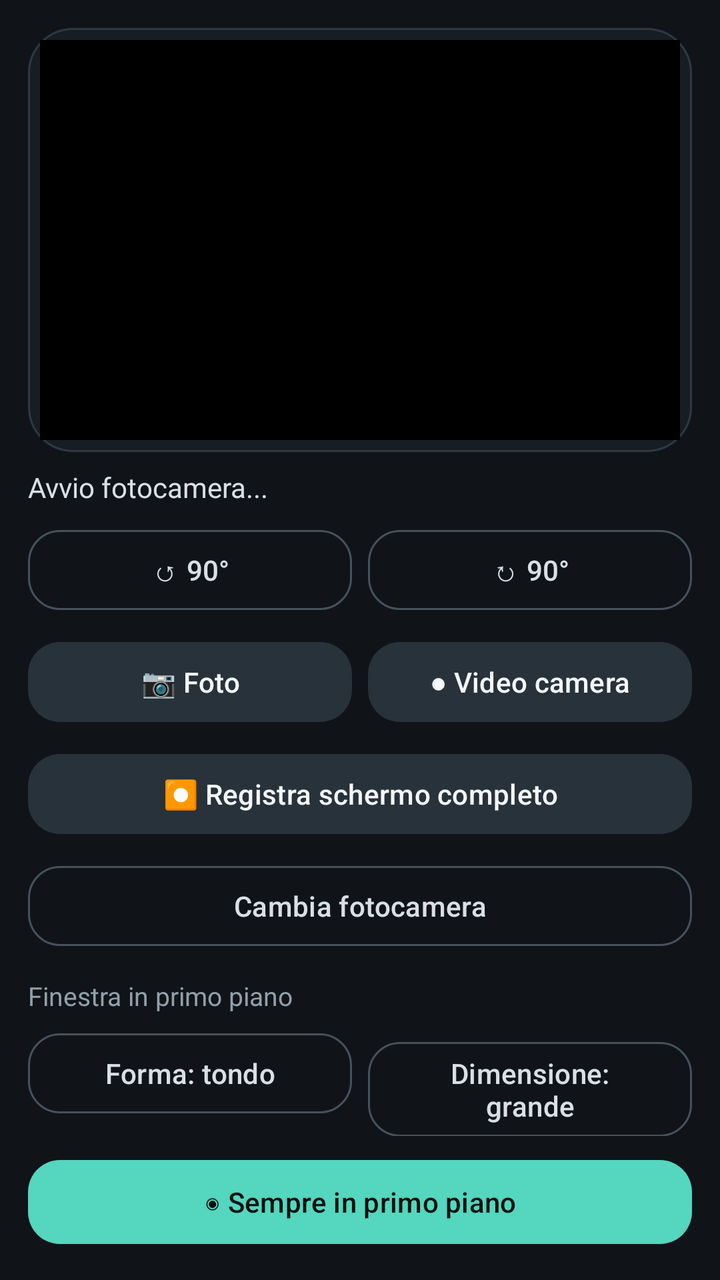
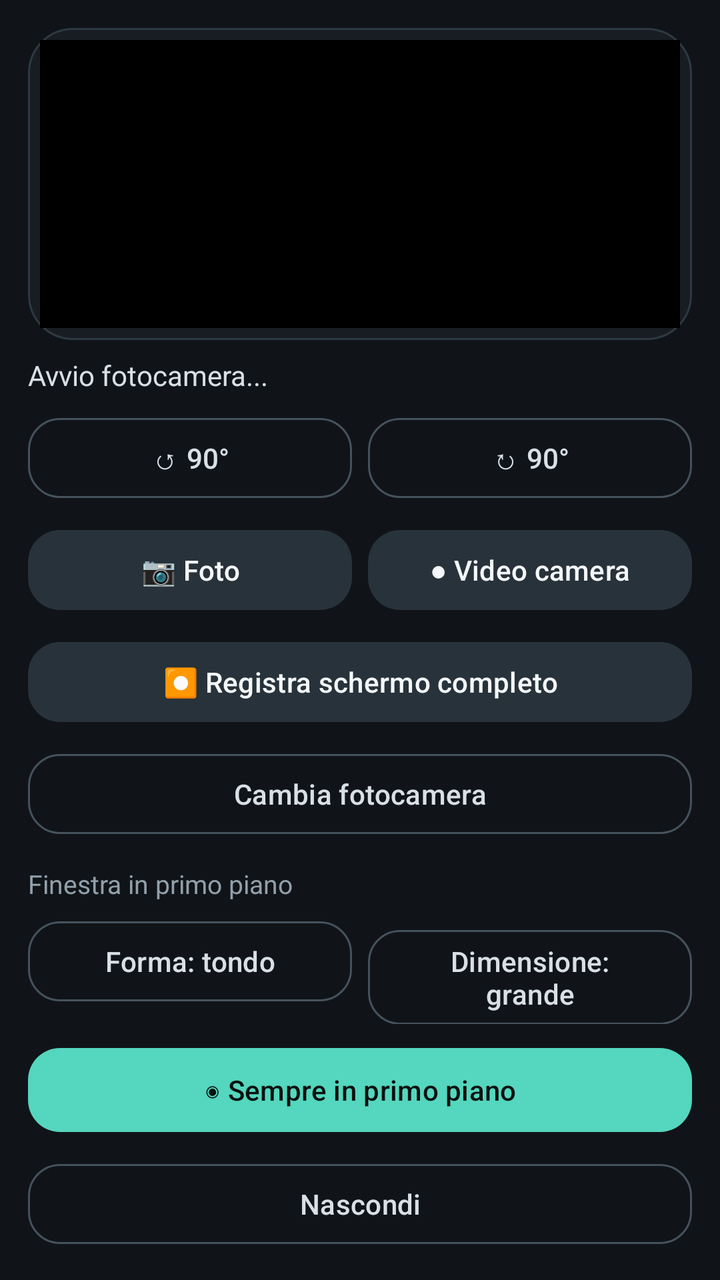

The first picture is an Android layout as it rendered before a commit; the second is the same layout after the commit. The layout source and the unified diff follow.
<!-- AndroidManifest.xml: application theme Theme.CorrectedCamera -->
<!-- res/layout/activity_main.xml -->
<?xml version="1.0" encoding="utf-8"?>
<LinearLayout xmlns:android="http://schemas.android.com/apk/res/android"
    android:id="@+id/rootContainer"
    android:layout_width="match_parent"
    android:layout_height="match_parent"
    android:orientation="vertical"
    android:background="#101418"
    android:padding="14dp">

    <FrameLayout
        android:id="@+id/previewFrame"
        android:layout_width="match_parent"
        android:layout_height="0dp"
        android:layout_weight="1"
        android:background="@drawable/panel_preview"
        android:padding="6dp">

        <ImageView
            android:id="@+id/processedImageView"
            android:layout_width="match_parent"
            android:layout_height="match_parent"
            android:background="#000000"
            android:scaleType="centerCrop"
            android:contentDescription="Anteprima fotocamera corretta"/>
    </FrameLayout>

    <TextView
        android:id="@+id/statusText"
        android:layout_width="match_parent"
        android:layout_height="wrap_content"
        android:text="Avvio fotocamera..."
        android:textColor="#D8E0E6"
        android:textSize="14sp"
        android:paddingTop="8dp"
        android:paddingBottom="8dp"/>

    <LinearLayout
        android:id="@+id/controlsContainer"
        android:layout_width="match_parent"
        android:layout_height="wrap_content"
        android:orientation="vertical">

        <LinearLayout
            android:layout_width="match_parent"
            android:layout_height="wrap_content"
            android:orientation="horizontal">
            <Button
                android:id="@+id/rotateLeftButton"
                style="@style/CorrectedCameraButton.Secondary"
                android:layout_width="0dp"
                android:layout_height="wrap_content"
                android:layout_weight="1"
                android:text="↺ 90°"/>
            <Space android:layout_width="8dp" android:layout_height="1dp"/>
            <Button
                android:id="@+id/rotateRightButton"
                style="@style/CorrectedCameraButton.Secondary"
                android:layout_width="0dp"
                android:layout_height="wrap_content"
                android:layout_weight="1"
                android:text="↻ 90°"/>
        </LinearLayout>

        <LinearLayout
            android:layout_width="match_parent"
            android:layout_height="wrap_content"
            android:layout_marginTop="8dp"
            android:orientation="horizontal">
            <Button
                android:id="@+id/photoButton"
                style="@style/CorrectedCameraButton.Primary"
                android:layout_width="0dp"
                android:layout_height="wrap_content"
                android:layout_weight="1"
                android:text="📷 Foto"/>
            <Space android:layout_width="8dp" android:layout_height="1dp"/>
            <Button
                android:id="@+id/videoButton"
                style="@style/CorrectedCameraButton.Primary"
                android:layout_width="0dp"
                android:layout_height="wrap_content"
                android:layout_weight="1"
                android:text="● Video camera"/>
        </LinearLayout>

        <Button
            android:id="@+id/screenVideoButton"
            style="@style/CorrectedCameraButton.Primary"
            android:layout_width="match_parent"
            android:layout_height="wrap_content"
            android:layout_marginTop="8dp"
            android:text="⏺ Registra schermo completo"/>

        <Button
            android:id="@+id/switchCameraButton"
            style="@style/CorrectedCameraButton.Secondary"
            android:layout_width="match_parent"
            android:layout_height="wrap_content"
            android:layout_marginTop="8dp"
            android:text="Cambia fotocamera"/>

        <TextView
            android:layout_width="match_parent"
            android:layout_height="wrap_content"
            android:layout_marginTop="12dp"
            android:text="Finestra in primo piano"
            android:textColor="#92A0AA"
            android:textSize="13sp"/>

        <LinearLayout
            android:layout_width="match_parent"
            android:layout_height="wrap_content"
            android:layout_marginTop="6dp"
            android:orientation="horizontal">
            <Button
                android:id="@+id/pipShapeButton"
                style="@style/CorrectedCameraButton.Secondary"
                android:layout_width="0dp"
                android:layout_height="wrap_content"
                android:layout_weight="1"
                android:text="Forma: tondo"/>
            <Space android:layout_width="8dp" android:layout_height="1dp"/>
            <Button
                android:id="@+id/pipSizeButton"
                style="@style/CorrectedCameraButton.Secondary"
                android:layout_width="0dp"
                android:layout_height="wrap_content"
                android:layout_weight="1"
                android:text="Dimensione: grande"/>
        </LinearLayout>

        <Button
            android:id="@+id/alwaysOnTopButton"
            style="@style/CorrectedCameraButton.Accent"
            android:layout_width="match_parent"
            android:layout_height="wrap_content"
            android:layout_marginTop="8dp"
            android:text="◉ Sempre in primo piano"/>
    </LinearLayout>
</LinearLayout>
<!-- resources referenced by this layout -->
<resources>
  <!-- drawable panel_preview (drawable) -->
  <?xml version="1.0" encoding="utf-8"?>
  <shape xmlns:android="http://schemas.android.com/apk/res/android" android:shape="rectangle">
      <solid android:color="#171D22"/>
      <corners android:radius="22dp"/>
      <stroke android:width="1dp" android:color="#2D3942"/>
  </shape>
  <style name="CorrectedCameraButton.Accent" parent="Widget.Material3.Button">
          <item name="android:textColor">#07110F</item>
          <item name="backgroundTint">#55D6BE</item>
          <item name="cornerRadius">16dp</item>
          <item name="android:minHeight">50dp</item>
          <item name="android:textAllCaps">false</item>
      </style>
  <style name="CorrectedCameraButton.Primary" parent="Widget.Material3.Button">
          <item name="android:textColor">#F4F7F8</item>
          <item name="backgroundTint">#28323A</item>
          <item name="cornerRadius">16dp</item>
          <item name="android:minHeight">48dp</item>
          <item name="android:textAllCaps">false</item>
      </style>
  <style name="CorrectedCameraButton.Secondary" parent="Widget.Material3.Button.OutlinedButton">
          <item name="android:textColor">#D8E0E6</item>
          <item name="strokeColor">#45525C</item>
          <item name="cornerRadius">16dp</item>
          <item name="android:minHeight">48dp</item>
          <item name="android:textAllCaps">false</item>
      </style>
  <style name="Theme.CorrectedCamera" parent="Theme.Material3.DayNight.NoActionBar">
          <item name="android:windowLightStatusBar">false</item>
          <item name="android:navigationBarColor">#101418</item>
          <item name="android:statusBarColor">#101418</item>
          <item name="android:windowBackground">@android:color/transparent</item>
          <item name="colorAccent">#55D6BE</item>
      </style>
</resources>

<!-- the commit's change to res/layout/activity_main.xml (unified diff, before → after) -->
@@ -136,5 +136,13 @@
             android:layout_height="wrap_content"
             android:layout_marginTop="8dp"
             android:text="◉ Sempre in primo piano"/>
+
+        <Button
+            android:id="@+id/hideOverlayButton"
+            style="@style/CorrectedCameraButton.Secondary"
+            android:layout_width="match_parent"
+            android:layout_height="wrap_content"
+            android:layout_marginTop="8dp"
+            android:text="Nascondi"/>
     </LinearLayout>
 </LinearLayout>
